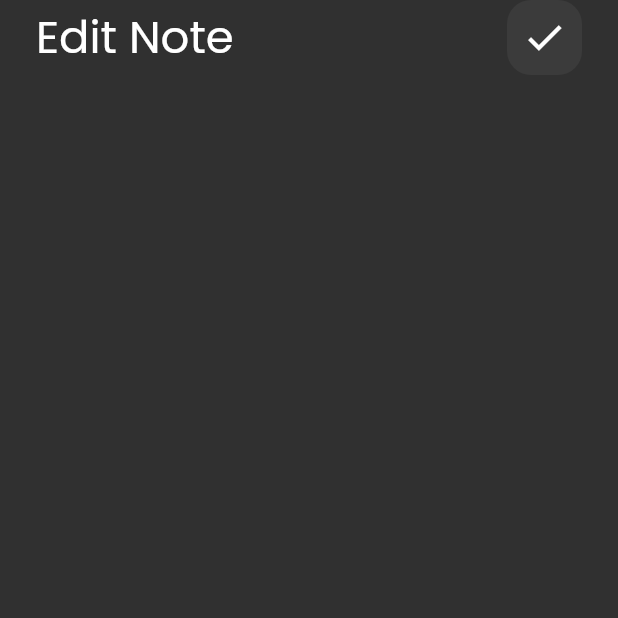
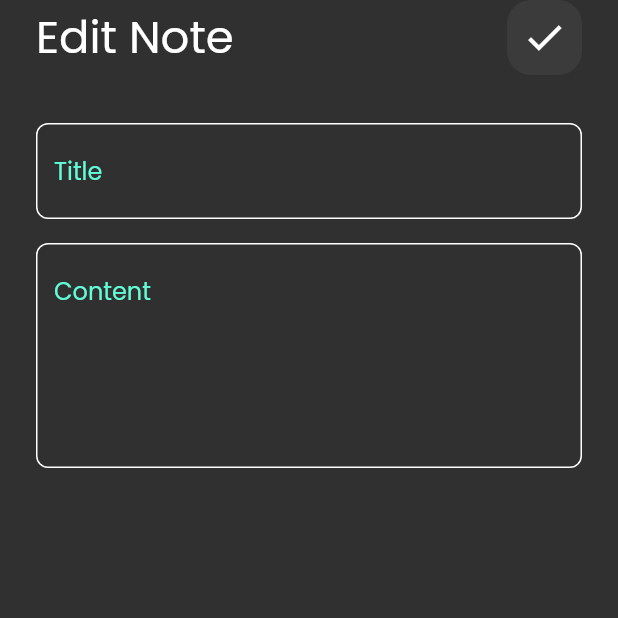
Before and after one commit to Fnmghaithi/notes_app, a Flutter app: the EditNoteView screen opened directly, on a phone screen of 412 x 824 dp, the top half of it. Run offline on Flutter 3.47's test engine with Material 2 defaults, Android fonts, the phone set to English and light mode, and no system bars; our stand-ins replace font_awesome_flutter.

Commit message:
edit note view UI done

```diff
--- a/lib/views/widgets/edit_note_view_body.dart
+++ b/lib/views/widgets/edit_note_view_body.dart
@@ -1,5 +1,6 @@
 import 'package:flutter/material.dart';
 import 'package:notes_app/views/widgets/custom_app_bar.dart';
+import 'package:notes_app/views/widgets/custom_text_field.dart';
 
 class EditNoteViewBody extends StatelessWidget {
   const EditNoteViewBody({super.key});
@@ -15,6 +16,10 @@ class EditNoteViewBody extends StatelessWidget {
               title: 'Edit Note',
               icon: Icons.check,
             ),
+            SizedBox(height: 32.0),
+            CustomTextField(hint: 'Title'),
+            SizedBox(height: 16.0),
+            CustomTextField(hint: 'Content', maxLines: 5),
           ],
         ),
       ),
```
